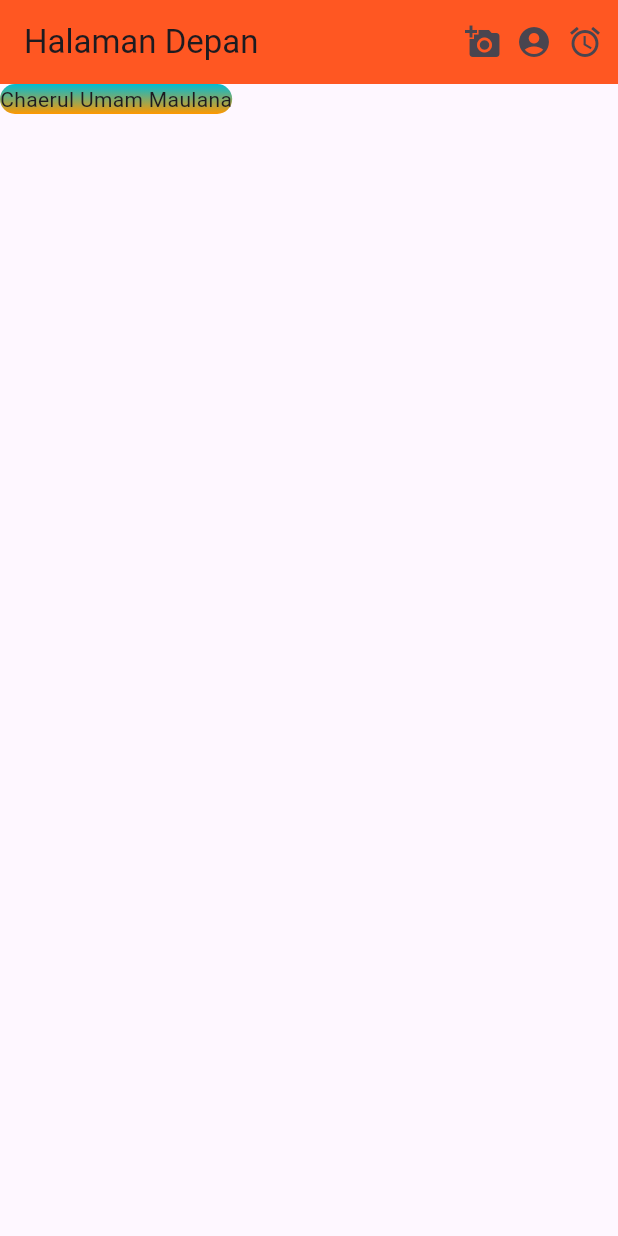
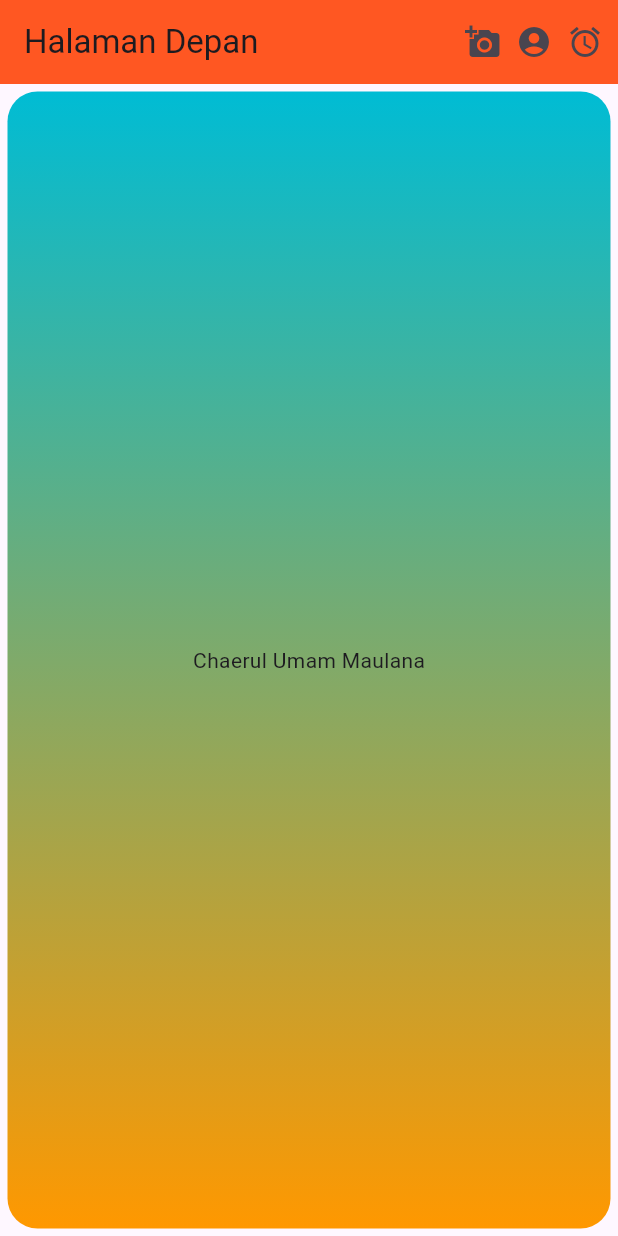
Before and after one commit to ChaerulUmamMaulana/latihan_week5_containers_1123150132, a Flutter app: the screen it shows after launch, on a phone screen of 412 x 824 dp. Run offline on Flutter 3.47's test engine with Material 3 defaults, Android fonts, the phone set to English and light mode, and no system bars.

Commit message:
menambahkan margin dan alignment pada container

```diff
--- a/lib/main.dart
+++ b/lib/main.dart
@@ -36,9 +36,11 @@ class Halaman extends StatelessWidget {
         ],
       ),
       body: Container(
+        margin: EdgeInsets.all(5),
         // width: double.infinity,
         // height: double.infinity,
         // color: Colors.blueGrey,
+        alignment: Alignment.center,
 
         // child: Row(
         //   mainAxisAlignment: MainAxisAlignment.center,
```
